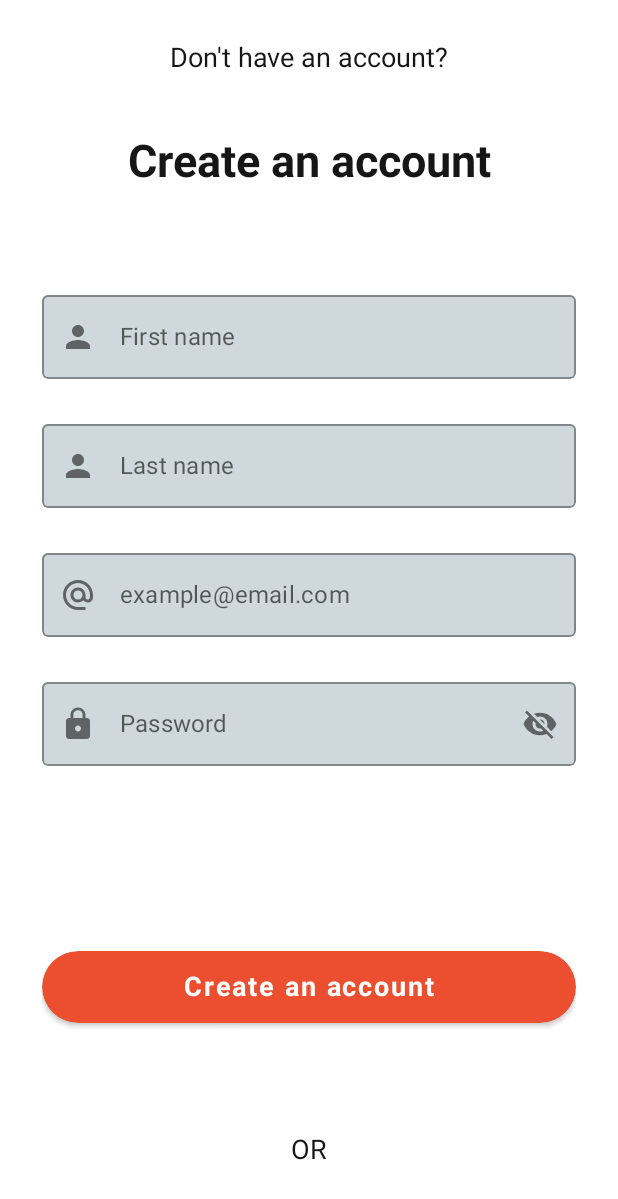
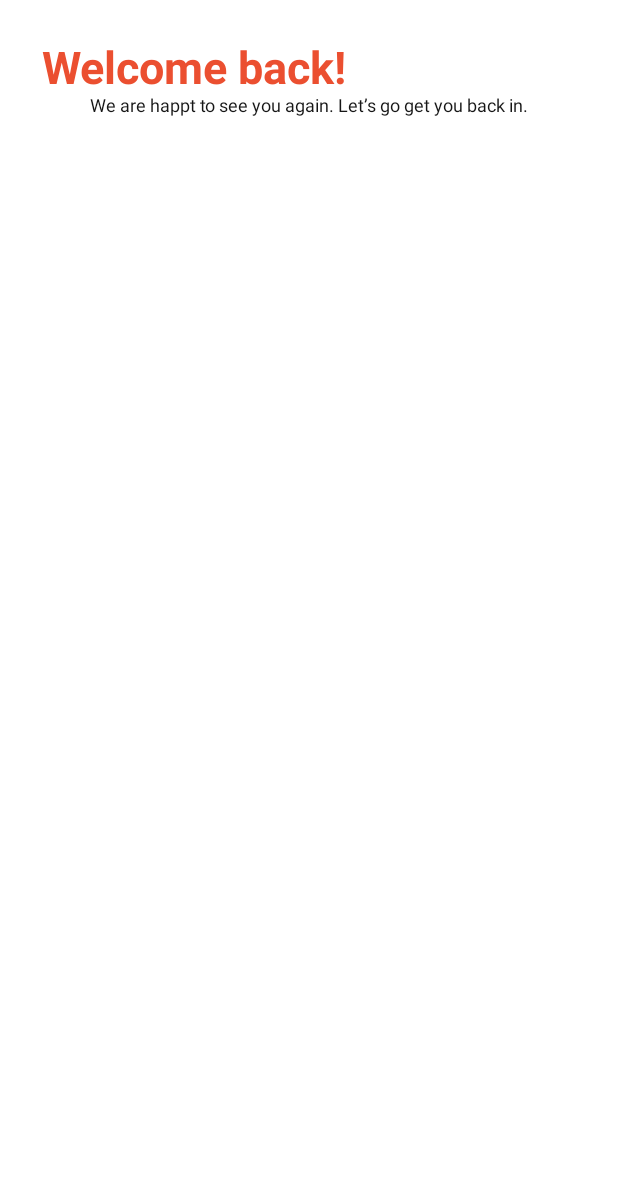
Before and after one commit to Belfagor99/Sous-Chef, an Android app built with Jetpack Compose: the screen it shows after launch (MainActivity), on a phone screen of 412 x 824 dp. Shown: the top 1199 px of the screen. Run offline under Robolectric (Android 15) with nearby library versions, the phone set to English and light mode, and no system bars.

Commit message:
add log in screen

```diff
--- a/app/src/main/java/eu/mobcomputing/dima/registration/MainActivity.kt
+++ b/app/src/main/java/eu/mobcomputing/dima/registration/MainActivity.kt
@@ -3,21 +3,13 @@ package eu.mobcomputing.dima.registration
 import android.os.Bundle
 import androidx.activity.ComponentActivity
 import androidx.activity.compose.setContent
-import androidx.compose.foundation.layout.fillMaxSize
-import androidx.compose.material3.MaterialTheme
-import androidx.compose.material3.Surface
-import androidx.compose.material3.Text
-import androidx.compose.runtime.Composable
-import androidx.compose.ui.Modifier
-import androidx.compose.ui.tooling.preview.Preview
-import eu.mobcomputing.dima.registration.app.PostOfficeApp
-import eu.mobcomputing.dima.registration.ui.theme.RegistrationTheme
+import eu.mobcomputing.dima.registration.app.SousChefApp
 
 class MainActivity : ComponentActivity() {
     override fun onCreate(savedInstanceState: Bundle?) {
         super.onCreate(savedInstanceState)
         setContent {
-            PostOfficeApp()
+            SousChefApp()
         }
     }
 }
--- a/app/src/main/java/eu/mobcomputing/dima/registration/app/SousChef.kt
+++ b/app/src/main/java/eu/mobcomputing/dima/registration/app/SousChef.kt
@@ -1,20 +1,23 @@
 package eu.mobcomputing.dima.registration.app
 
+import LogInScreen
 import androidx.compose.material.Surface
 import androidx.compose.foundation.layout.fillMaxSize
 import androidx.compose.runtime.Composable
 import androidx.compose.ui.Modifier
 import androidx.compose.ui.graphics.Color
-import eu.mobcomputing.dima.registration.screens.SignUpScreen
+import androidx.compose.ui.tooling.preview.Preview
 
+@Preview
 @Composable
-fun PostOfficeApp(){
+fun SousChefApp(){
     Surface(
         modifier = Modifier.fillMaxSize(),
         color = Color.White
         )
     {
-        SignUpScreen()
+        //SignUpScreen()
+        LogInScreen()
     }
 
 }
--- a/app/src/main/java/eu/mobcomputing/dima/registration/components/AppComponents.kt
+++ b/app/src/main/java/eu/mobcomputing/dima/registration/components/AppComponents.kt
@@ -23,12 +23,9 @@ import androidx.compose.runtime.remember
 import androidx.compose.ui.Alignment
 import androidx.compose.ui.Modifier
 import androidx.compose.ui.draw.clip
-import androidx.compose.ui.graphics.Brush
 import androidx.compose.ui.graphics.Color
 import androidx.compose.ui.graphics.painter.Painter
-import androidx.compose.ui.platform.LocalFocusManager
 import androidx.compose.ui.res.colorResource
-import androidx.compose.ui.res.painterResource
 import androidx.compose.ui.res.stringResource
 import androidx.compose.ui.text.TextStyle
 import androidx.compose.ui.text.font.FontStyle
@@ -45,50 +42,35 @@ import eu.mobcomputing.dima.registration.R
 @Composable
 fun NormalTextComponent(value: String) {
     Text(
-        text = value,
-        modifier = Modifier
+        text = value, modifier = Modifier
             .fillMaxWidth()
-            .heightIn(min = 40.dp),
-        style = TextStyle(
-            fontSize = 18.sp,
-            fontWeight = FontWeight.Normal,
-            fontStyle = FontStyle.Normal
-        ),
-        color = colorResource(id = R.color.base_text_color),
-        textAlign = TextAlign.Center
+            .heightIn(min = 40.dp), style = TextStyle(
+            fontSize = 12.sp, fontWeight = FontWeight.Normal, fontStyle = FontStyle.Normal
+        ), color = colorResource(id = R.color.base_text_color), textAlign = TextAlign.Center
     )
 }
 
 @Composable
 fun HeaderTextComponent(value: String) {
     Text(
-        text = value,
-        modifier = Modifier
+        text = value, modifier = Modifier
             .fillMaxWidth()
-            .heightIn(),
-        style = TextStyle(
-            fontSize = 30.sp,
-            fontWeight = FontWeight.Bold,
-            fontStyle = FontStyle.Normal
-        ),
-        color = colorResource(id = R.color.base_text_color),
-        textAlign = TextAlign.Center
+            .heightIn(), style = TextStyle(
+            fontSize = 30.sp, fontWeight = FontWeight.Bold, fontStyle = FontStyle.Normal
+        ), color = colorResource(id = R.color.base_text_color), textAlign = TextAlign.Center
     )
 }
 
 @Composable
 fun MyTextFieldComponent(
-    labelValue: String,
-    iconPainterResource: Painter
+    labelValue: String, iconPainterResource: Painter
 ) {
 
     val textValue = remember {
         mutableStateOf("")
     }
-    val localFocusManager = LocalFocusManager.current
 
-    OutlinedTextField(
-        modifier = Modifier
+    OutlinedTextField(modifier = Modifier
         .fillMaxWidth()
         .clip(RoundedCornerShape(4.dp)),
         label = { Text(text = labelValue) },
@@ -107,24 +89,20 @@ fun MyTextFieldComponent(
         },
         leadingIcon = {
             Icon(
-                painter = iconPainterResource,
-                contentDescription = null
+                painter = iconPainterResource, contentDescription = null
             )
-        }
-    )
+        })
 }
 
 
 @Composable
 fun MyPasswordFieldComponent(
-    labelValue: String,
-    iconPainterResource: Painter
+    labelValue: String, iconPainterResource: Painter
 ) {
 
     val password = remember {
         mutableStateOf("")
     }
-    val localFocusManager = LocalFocusManager.current
 
     val passwordVisible = remember {
         mutableStateOf(false)
@@ -149,19 +127,16 @@ fun MyPasswordFieldComponent(
         },
         leadingIcon = {
             Icon(
-                painter = iconPainterResource,
-                contentDescription = null
+                painter = iconPainterResource, contentDescription = null
             )
         },
         trailingIcon = {
-            val iconImage =
-                if (passwordVisible.value) {
+            val iconImage = if (passwordVisible.value) {
                 Icons.Filled.Visibility
             } else {
                 Icons.Filled.VisibilityOff
             }
-            var description =
-                if (passwordVisible.value) {
+            val description = if (passwordVisible.value) {
                 stringResource(R.string.hide_password)
             } else {
                 stringResource(R.string.show_password)
@@ -172,8 +147,7 @@ fun MyPasswordFieldComponent(
             }
 
         },
-        visualTransformation = if (passwordVisible.value) VisualTransformation.None else
-            PasswordVisualTransformation()
+        visualTransformation = if (passwordVisible.value) VisualTransformation.None else PasswordVisualTransformation()
     )
 }
 
@@ -197,17 +171,25 @@ fun ButtonComponent(value: String) {
                 .background(
                     color = colorResource(id = R.color.red_base_colour),
                     shape = RoundedCornerShape(50.dp)
-                ),
-            contentAlignment = Alignment.Center
+                ), contentAlignment = Alignment.Center
         ) {
             Text(
-                text = value,
-                fontSize = 18.sp,
-                color = Color.White,
-                fontWeight = FontWeight.Bold
+                text = value, fontSize = 18.sp, color = Color.White, fontWeight = FontWeight.Bold
             )
 
         }
 
     }
 }
+
+@Composable
+fun MyRedHeadingComponent(value: String) {
+    Text(
+        text = value, modifier = Modifier
+            .fillMaxWidth()
+            .heightIn(), style = TextStyle(
+            fontSize = 30.sp, fontWeight = FontWeight.Bold, fontStyle = FontStyle.Normal
+        ), color = colorResource(id = R.color.red_base_colour), textAlign = TextAlign.Left
+    )
+
+}
--- /dev/null
+++ b/app/src/main/java/eu/mobcomputing/dima/registration/screens/LogInScreen.kt
@@ -0,0 +1,31 @@
+import androidx.compose.foundation.background
+import androidx.compose.foundation.layout.Column
+import androidx.compose.foundation.layout.fillMaxSize
+import androidx.compose.foundation.layout.padding
+import androidx.compose.material.Surface
+import androidx.compose.runtime.Composable
+import androidx.compose.ui.Modifier
+import androidx.compose.ui.graphics.Color
+import androidx.compose.ui.res.stringResource
+import androidx.compose.ui.unit.dp
+import eu.mobcomputing.dima.registration.R
+import eu.mobcomputing.dima.registration.components.MyRedHeadingComponent
+import eu.mobcomputing.dima.registration.components.NormalTextComponent
+
+@Composable
+fun LogInScreen() {
+    Surface(
+        color = Color.White,
+        modifier = Modifier
+            .fillMaxSize()
+            .background(Color.White)
+            .padding(28.dp)
+    ) {
+        Column(
+            modifier = Modifier.fillMaxSize(),
+        ) {
+            MyRedHeadingComponent(value = stringResource(id = R.string.welcome_back_text))
+            NormalTextComponent(value = stringResource(id = R.string.log_in_small_text))
+        }
+    }
+}
--- a/app/src/main/res/values/strings.xml
+++ b/app/src/main/res/values/strings.xml
@@ -1,5 +1,5 @@
 <resources>
-    <string name="app_name">SousChef</string>
+    <string name="app_name">Sous chef</string>
     <string name="no_account_text">Don\'t have an account?</string>
     <string name="create_account_text">Create an account</string>
     <string name="first_name">First name</string>
@@ -9,4 +9,6 @@
     <string name="hide_password">Hide password</string>
     <string name="show_password">Show password</string>
     <string name="or">OR</string>
+    <string name="welcome_back_text">Welcome back!</string>
+    <string name="log_in_small_text">We are happt to see you again. Let’s go get you back in.</string>
 </resources>
```
Lines whose indentation alone changed are shown as unchanged.
